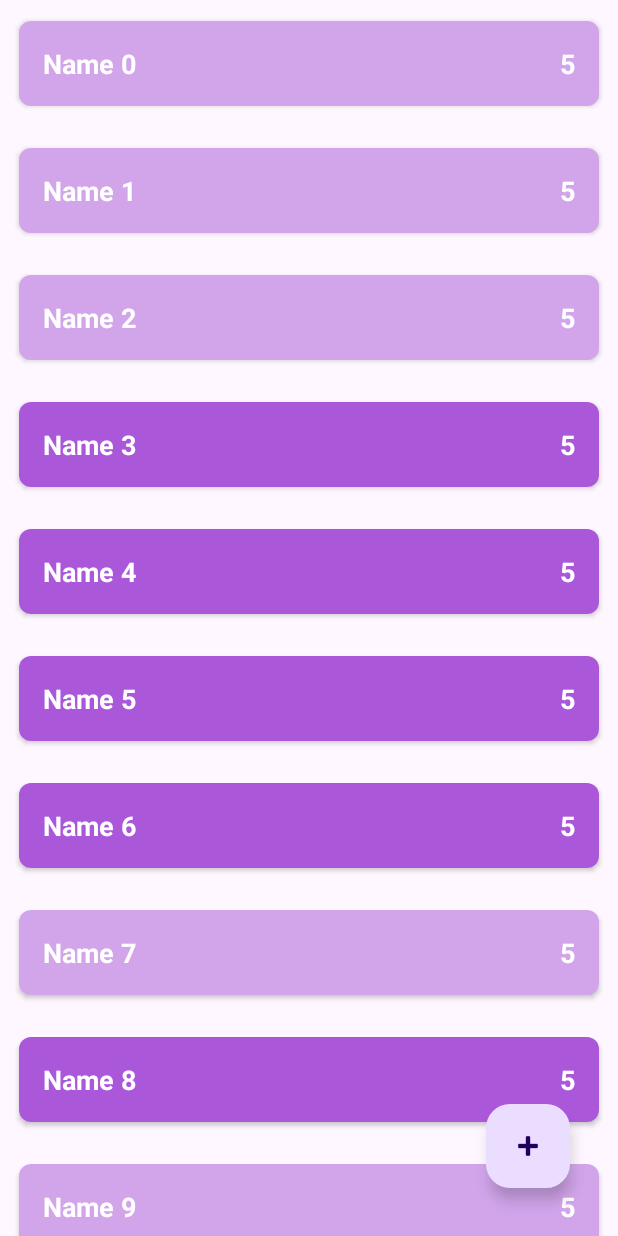
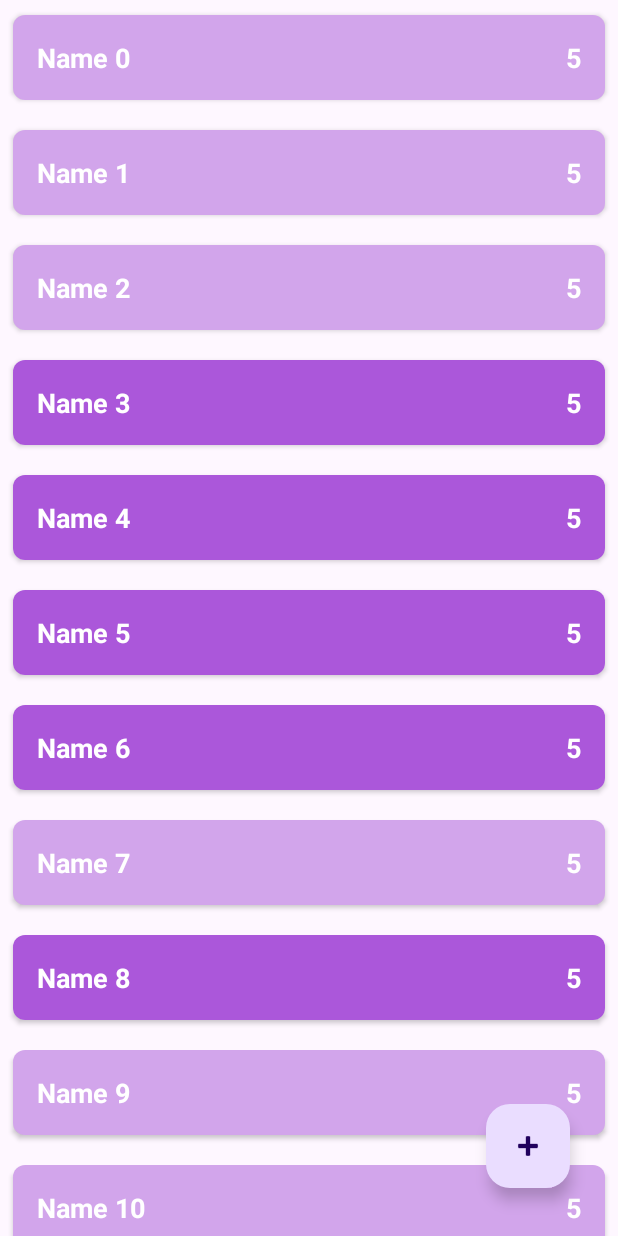
Before and after one commit to antuanrok/ShoppingList, an Android app: the screen it shows after launch (MainActivity), on a phone screen of 412 x 824 dp. Run offline under Robolectric (Android 15) with nearby library versions, the phone set to English and light mode, and no system bars.

Commit message:
Lesson9. использование методов notify.. RecyclerView с помощью listAdapter

```diff
--- a/app/src/main/java/com/example/shoppinglist/presentation/MainActivity.kt
+++ b/app/src/main/java/com/example/shoppinglist/presentation/MainActivity.kt
@@ -31,7 +31,7 @@ class MainActivity : AppCompatActivity() {
         setupOnSwiped(rvShopList)
         viewModel = ViewModelProvider(this)[MainViewModel::class.java]
         viewModel.shopList.observe(this) {
-            adapterSL.shopList = it
+            adapterSL.submitList(it)
         }
     }
 
@@ -48,11 +48,7 @@ class MainActivity : AppCompatActivity() {
                 ShopListAdapter.MAX_POOL_SIZE
             )
         }
-        /*adapterSL.onShopItemLongClickListener = object : ShopListAdapter.OnShopItemLongClickListener {
-            override fun onShopItemLongClick(shopItem: ShopItem) {
-               viewModel.changeEnElement(shopItem)
-            }
-        }*/
+
     }
 
     private fun setupOnSwiped(rvShopList: RecyclerView?) {
@@ -67,7 +63,7 @@ class MainActivity : AppCompatActivity() {
                 }
 
                 override fun onSwiped(viewHolder: RecyclerView.ViewHolder, direction: Int) {
-                    val item = adapterSL.shopList.get(viewHolder.adapterPosition)
+                    val item = adapterSL.currentList[viewHolder.adapterPosition]
                     viewModel.deleteElement(item)
                 }
 
@@ -79,8 +75,7 @@ class MainActivity : AppCompatActivity() {
 
     private fun  setupOnClickListener() {
         adapterSL.onShopItemClickListener = {
-            //viewModel.changeEnElement(it)
-            //Toast.makeText(context, "Id = ${it.id}", Toast.LENGTH_SHORT).show()
+
         }
     }
 
--- /dev/null
+++ b/app/src/main/java/com/example/shoppinglist/presentation/ShopItemDiffCallback.kt
@@ -0,0 +1,18 @@
+package com.example.shoppinglist.presentation
+
+import androidx.recyclerview.widget.DiffUtil
+import com.example.shoppinglist.domain.ShopItem
+
+class ShopItemDiffCallback:DiffUtil.ItemCallback<ShopItem> (){
+    override fun areItemsTheSame(oldItem: ShopItem, newItem: ShopItem): Boolean {
+        return oldItem.id == newItem.id
+    }
+
+    override fun areContentsTheSame(oldItem: ShopItem, newItem: ShopItem): Boolean {
+        return oldItem == newItem
+    }
+
+    override fun getChangePayload(oldItem: ShopItem, newItem: ShopItem): Any? {
+        return super.getChangePayload(oldItem, newItem)
+    }
+}
--- /dev/null
+++ b/app/src/main/java/com/example/shoppinglist/presentation/ShopItemViewHolder.kt
@@ -0,0 +1,11 @@
+package com.example.shoppinglist.presentation
+
+import android.view.View
+import android.widget.TextView
+import androidx.recyclerview.widget.RecyclerView
+import com.example.shoppinglist.R
+
+class ShopItemViewHolder(view: View) : RecyclerView.ViewHolder(view) {
+    val tv_boug = view.findViewById<TextView>(R.id.tv_boug)
+    val tv_price = view.findViewById<TextView>(R.id.tv_price)
+}
--- a/app/src/main/java/com/example/shoppinglist/presentation/ShopListAdapter.kt
+++ b/app/src/main/java/com/example/shoppinglist/presentation/ShopListAdapter.kt
@@ -1,31 +1,20 @@
 package com.example.shoppinglist.presentation
 
-import android.content.Context
 import android.view.LayoutInflater
-import android.view.View
 import android.view.ViewGroup
-import android.widget.TextView
-import androidx.core.content.ContextCompat
-import androidx.recyclerview.widget.RecyclerView
+import androidx.recyclerview.widget.ListAdapter
 import com.example.shoppinglist.R
 import com.example.shoppinglist.domain.ShopItem
 
-class ShopListAdapter : RecyclerView.Adapter<ShopListAdapter.ShopItemViewHolder>() {
+class ShopListAdapter : ListAdapter<ShopItem, ShopItemViewHolder>(ShopItemDiffCallback()) {
 
 
-   // var onShopItemLongClickListener: OnShopItemLongClickListener? = null
+    var onShopItemLongClickListener: ((ShopItem) -> Unit)? = null
+    var onShopItemClickListener: ((ShopItem) -> Unit)? = null
 
-    var onShopItemLongClickListener: ((ShopItem)->Unit)? = null
-    var onShopItemClickListener: ((ShopItem)->Unit)? = null
-
-            var shopList = listOf<ShopItem>()
-        set(value) {
-            field = value
-            //notifyDataSetChanged()
-        }
 
     override fun onCreateViewHolder(parent: ViewGroup, viewType: Int): ShopItemViewHolder {
-        val lay = when(viewType) {
+        val lay = when (viewType) {
             ITEM_VIEW_TYPE_ENABLED -> R.layout.item_shop_enabled
             ITEM_VIEW_TYPE_DISABLED -> R.layout.item_shop_disabled
             else -> throw RuntimeException("Unknown view type: $viewType")
@@ -39,7 +28,7 @@ class ShopListAdapter : RecyclerView.Adapter<ShopListAdapter.ShopItemViewHolder>
     }
 
     override fun onBindViewHolder(holder: ShopItemViewHolder, position: Int) {
-        val shopItem = shopList.get(position)
+        val shopItem = getItem(position)//shopList.get(position)
         holder.tv_boug.text = "${shopItem.name}"
         holder.tv_price.text = shopItem.count.toString()
         holder.itemView.setOnLongClickListener {
@@ -49,38 +38,18 @@ class ShopListAdapter : RecyclerView.Adapter<ShopListAdapter.ShopItemViewHolder>
         holder.itemView.setOnClickListener {
             onShopItemClickListener?.invoke(shopItem)
         }
-        /*if (shopItem.enabled) {
-            holder.tv_boug.setTextColor(ContextCompat.getColor(holder.itemView.context,android.R.color.holo_red_light))
-        } else {
-            holder.tv_boug.setTextColor(ContextCompat.getColor(holder.itemView.context,android.R.color.white))
-        }*/
-    }
-
-    override fun getItemCount(): Int {
-        return shopList.size
     }
 
 
-
     override fun getItemViewType(position: Int): Int {
-        val shopItem = shopList.get(position)
+        val shopItem = getItem(position)//shopList.get(position)
         return if (shopItem.enabled) {
             ITEM_VIEW_TYPE_ENABLED
-        }else {
+        } else {
             ITEM_VIEW_TYPE_DISABLED
         }
     }
 
-    class ShopItemViewHolder(view: View) : RecyclerView.ViewHolder(view) {
-        val tv_boug = view.findViewById<TextView>(R.id.tv_boug)
-        val tv_price = view.findViewById<TextView>(R.id.tv_price)
-    }
-
-
-
-    interface  OnShopItemLongClickListener{
-        fun onShopItemLongClick(shopItem: ShopItem)
-    }
 
     companion object {
         const val ITEM_VIEW_TYPE_ENABLED = 0
--- a/app/src/main/res/layout/item_shop_disabled.xml
+++ b/app/src/main/res/layout/item_shop_disabled.xml
@@ -3,27 +3,21 @@
     xmlns:app="http://schemas.android.com/apk/res-auto"
     android:layout_width="match_parent"
     android:layout_height="wrap_content"
-    android:padding="8dp">
+    android:padding="4dp">
 
     <androidx.cardview.widget.CardView
         android:layout_width="match_parent"
         android:layout_height="match_parent"
-
-        android:clipChildren="false"
-        android:clipToPadding="false"
-        android:divider="@android:color/transparent"
-        android:dividerHeight="0.0px"
         android:elevation="1dp"
         app:cardCornerRadius="8dp"
         android:shadowColor="@color/shadow"
-        android:padding="8dp"
         app:layout_constraintEnd_toEndOf="parent"
         app:cardUseCompatPadding="true"
         >
 
         <androidx.constraintlayout.widget.ConstraintLayout
             android:layout_width="match_parent"
-            android:layout_height="match_parent"
+            android:layout_height="wrap_content"
             android:background="@color/violet_dis"
             android:padding="16dp">
             <TextView
--- a/app/src/main/res/layout/item_shop_enabled.xml
+++ b/app/src/main/res/layout/item_shop_enabled.xml
@@ -3,20 +3,14 @@
     xmlns:app="http://schemas.android.com/apk/res-auto"
     android:layout_width="match_parent"
     android:layout_height="wrap_content"
-    android:padding="8dp">
+    android:padding="4dp">
 
 <androidx.cardview.widget.CardView
     android:layout_width="match_parent"
     android:layout_height="match_parent"
-
-    android:clipChildren="false"
-    android:clipToPadding="false"
-    android:divider="@android:color/transparent"
-    android:dividerHeight="0.0px"
-    android:elevation="4dp"
+    android:elevation="8dp"
     app:cardCornerRadius="8dp"
     android:shadowColor="@color/shadow"
-    android:padding="8dp"
     app:layout_constraintEnd_toEndOf="parent"
     app:cardUseCompatPadding="true"
     >
```
